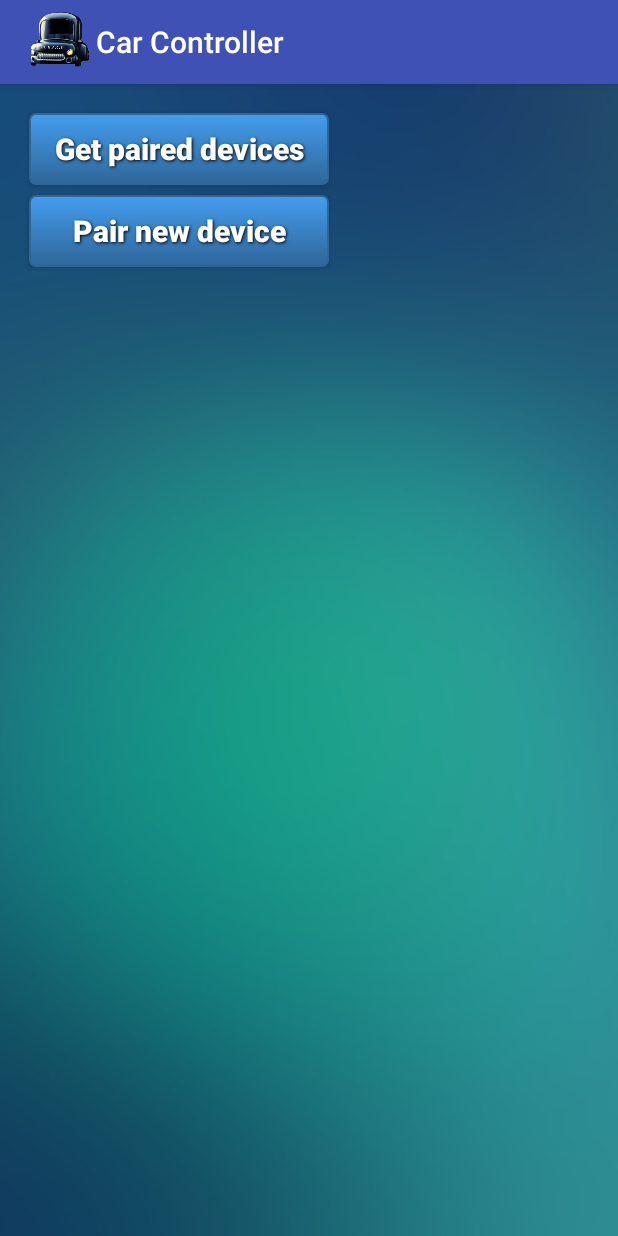
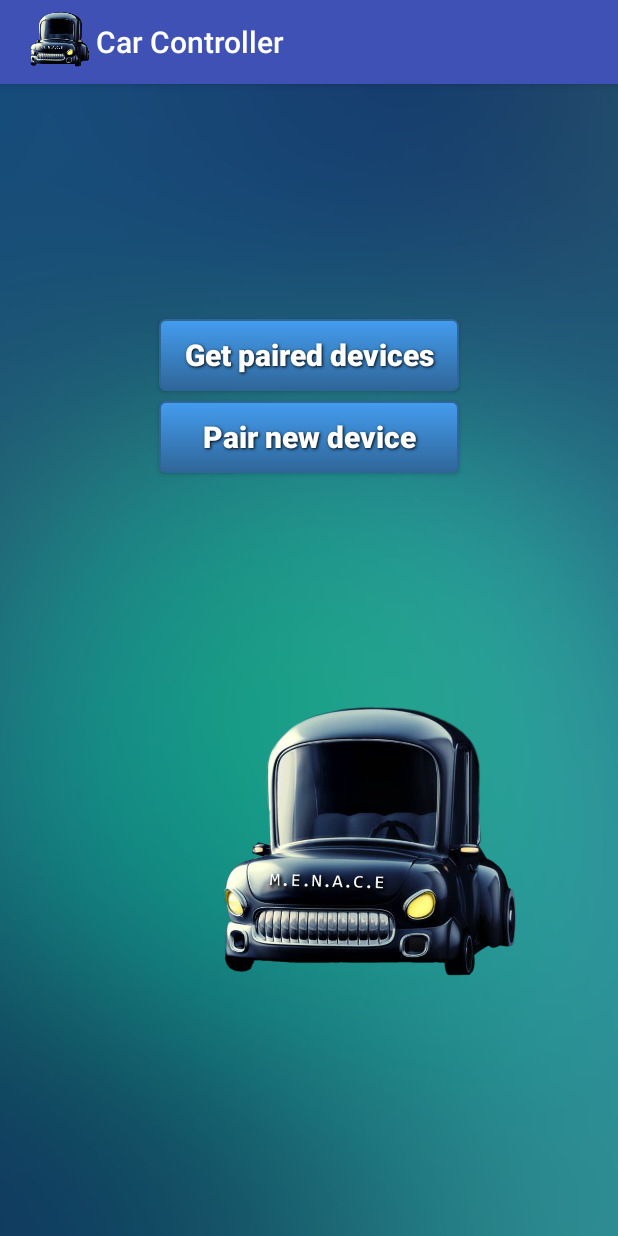
Before and after one commit to DIT524-V17/group-9, an Android app: the screen it shows after launch (MainActivity), on a phone screen of 412 x 824 dp. Run offline under Robolectric (Android 15) with nearby library versions, the phone set to English and light mode, and no system bars.

```diff
--- a/CarController/app/src/main/res/layout/activity_main.xml
+++ b/CarController/app/src/main/res/layout/activity_main.xml
@@ -1,5 +1,6 @@
 <?xml version="1.0" encoding="utf-8"?>
 <RelativeLayout xmlns:android="http://schemas.android.com/apk/res/android"
+    xmlns:app="http://schemas.android.com/apk/res-auto"
     xmlns:tools="http://schemas.android.com/tools"
     android:id="@+id/activity_main"
     android:layout_width="match_parent"
@@ -13,7 +14,12 @@
 <LinearLayout
     android:layout_width="wrap_content"
     android:layout_height="wrap_content"
-    android:orientation="vertical">
+    android:orientation="vertical"
+    android:layout_marginTop="137dp"
+    android:layout_alignParentTop="true"
+    android:layout_centerHorizontal="true"
+    android:weightSum="1"
+    android:id="@+id/linearLayout">
 
     <Button
         android:layout_width="200dp"
@@ -32,7 +38,8 @@
         style="@style/CustomButtonText"/>
     <ScrollView
         android:layout_width="match_parent"
-        android:layout_height="wrap_content">
+        android:layout_height="wrap_content"
+        android:layout_weight="7.83">
     <ListView
         android:layout_width="match_parent"
         android:layout_height="wrap_content"
@@ -42,4 +49,13 @@
 
     </ScrollView>
 </LinearLayout>
+
+    <ImageView
+        android:id="@+id/imageView"
+        android:layout_width="wrap_content"
+        android:layout_height="wrap_content"
+        app:srcCompat="@drawable/logo"
+        android:layout_alignParentBottom="true"
+        android:layout_below="@+id/linearLayout"
+        android:layout_alignStart="@+id/linearLayout" />
 </RelativeLayout>
--- a/CarController/app/src/main/res/layout/activity_mode_selection.xml
+++ b/CarController/app/src/main/res/layout/activity_mode_selection.xml
@@ -17,6 +17,7 @@
             android:layout_width="match_parent"
             android:layout_height="?attr/actionBarSize"
             android:background="?attr/colorPrimary"
+            android:visibility="visible"
             app:popupTheme="@style/AppTheme.PopupOverlay" />
 
     </android.support.design.widget.AppBarLayout>
```
Also changed, not shown: CarController/app/src/main/res/layout/activity_control.xml (+18 -9 lines), CarController/app/src/main/res/layout/content_car_control.xml (+21 -7 lines), CarController/app/src/main/res/layout/content_mode_selection.xml (+27 -21 lines).
